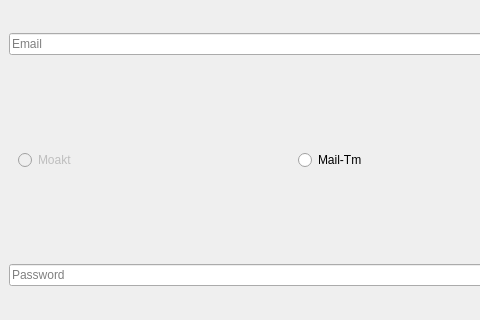
The window that ui/Public/Generat.ui (kreemkhaled112/GUI) describes before a commit, drawn with Qt 5; both pictures show x 0 to 480 and y 249 to 569 of the 870 by 818 pixel window.
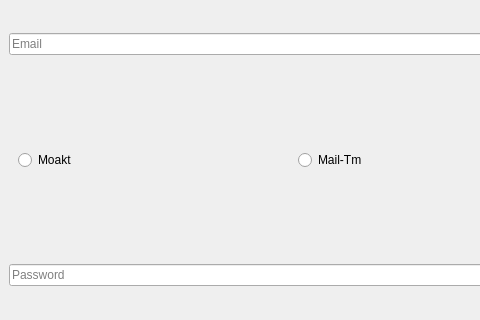
The same window after the commit.

Diff of the .ui file:
```diff
--- a/ui/Public/Generat.ui
+++ b/ui/Public/Generat.ui
@@ -204,7 +204,7 @@
           <item>
            <widget class="QRadioButton" name="radioButton_4">
             <property name="enabled">
-             <bool>false</bool>
+             <bool>true</bool>
             </property>
             <property name="text">
              <string>Moakt</string>
```
